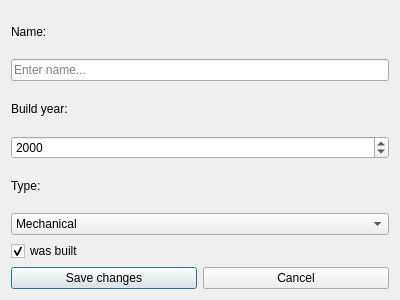
Old version of the form computer_scientists_ui/edit_computer.ui in the repository 2015-VLN1-Group-44/ComputerScientists_UI.
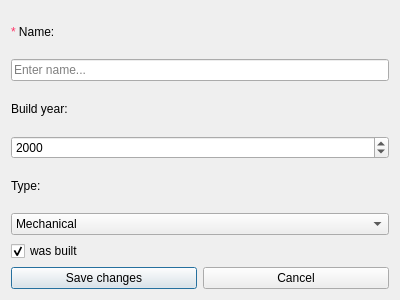
New version of the form.

Commit message: main window layout fix

```diff
--- a/computer_scientists_ui/edit_computer.ui
+++ b/computer_scientists_ui/edit_computer.ui
@@ -21,7 +21,7 @@
        <item>
         <widget class="QLabel" name="label_name">
          <property name="text">
-          <string>Name:</string>
+          <string>&lt;span style='color:#ff3366'&gt;*&lt;/span&gt; Name:</string>
          </property>
         </widget>
        </item>
```
The commit also changes 5 other files.
